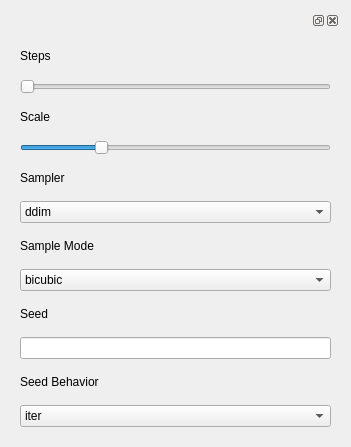
The window that frontend/ui_widgets/sampler.ui (XmYx/ainodes) describes before a commit, drawn with Qt 5.
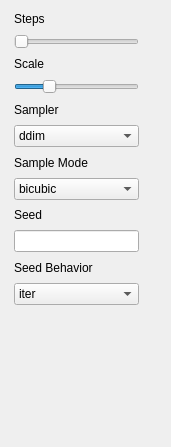
The same window after the commit.

Commit message: changed the slider containers, its still dreaming tho =)

Patch:
```diff
--- a/frontend/ui_widgets/sampler.ui
+++ b/frontend/ui_widgets/sampler.ui
@@ -6,20 +6,29 @@
    <rect>
     <x>0</x>
     <y>0</y>
-    <width>351</width>
+    <width>171</width>
     <height>447</height>
    </rect>
   </property>
   <property name="windowTitle">
    <string>Form</string>
   </property>
-  <layout class="QVBoxLayout" name="verticalLayout">
-   <item>
-    <widget class="QDockWidget" name="dockWidget">
-     <widget class="QWidget" name="dockWidgetContents">
-      <layout class="QHBoxLayout" name="horizontalLayout">
-       <item>
+  <widget class="QWidget" name="">
+   <property name="geometry">
+    <rect>
+     <x>9</x>
+     <y>9</y>
+     <width>135</width>
+     <height>296</height>
+    </rect>
+   </property>
         <layout class="QGridLayout" name="gridLayout">
+    <property name="leftMargin">
+     <number>5</number>
+    </property>
+    <property name="rightMargin">
+     <number>5</number>
+    </property>
          <item row="0" column="0">
           <widget class="QLabel" name="label">
            <property name="text">
@@ -177,12 +186,7 @@
           </widget>
          </item>
         </layout>
-       </item>
-      </layout>
-     </widget>
-    </widget>
-   </item>
-  </layout>
+  </widget>
  </widget>
  <resources/>
  <connections/>
```
Lines whose indentation alone changed are shown as unchanged. The commit also changes 2 other files.
